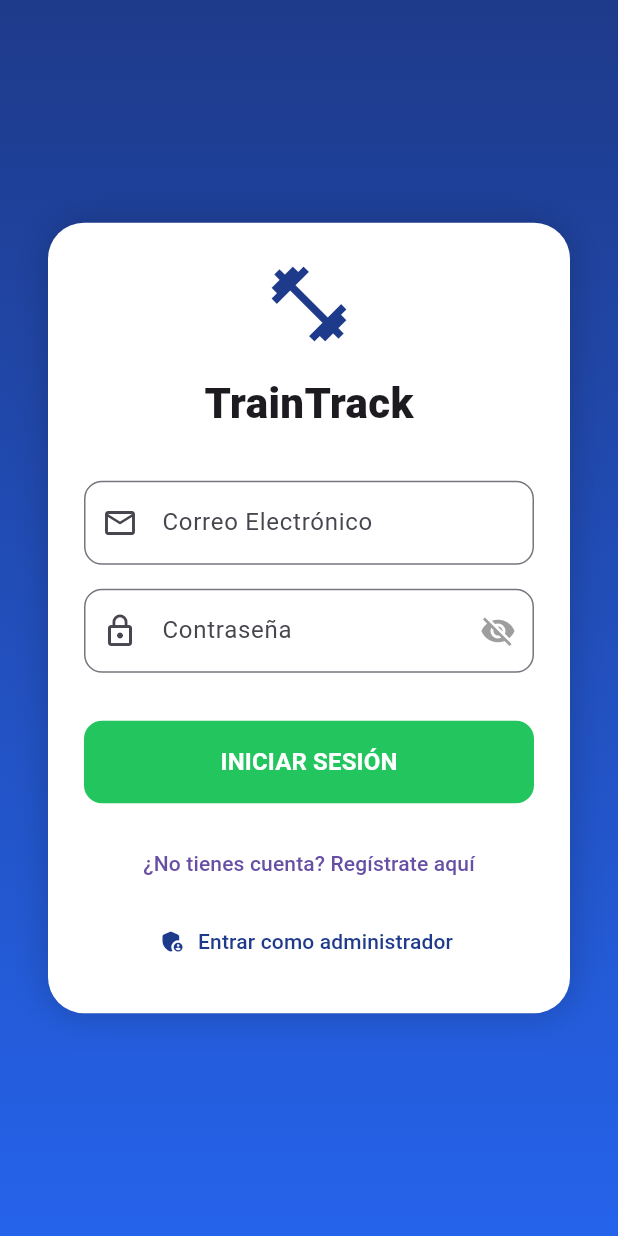
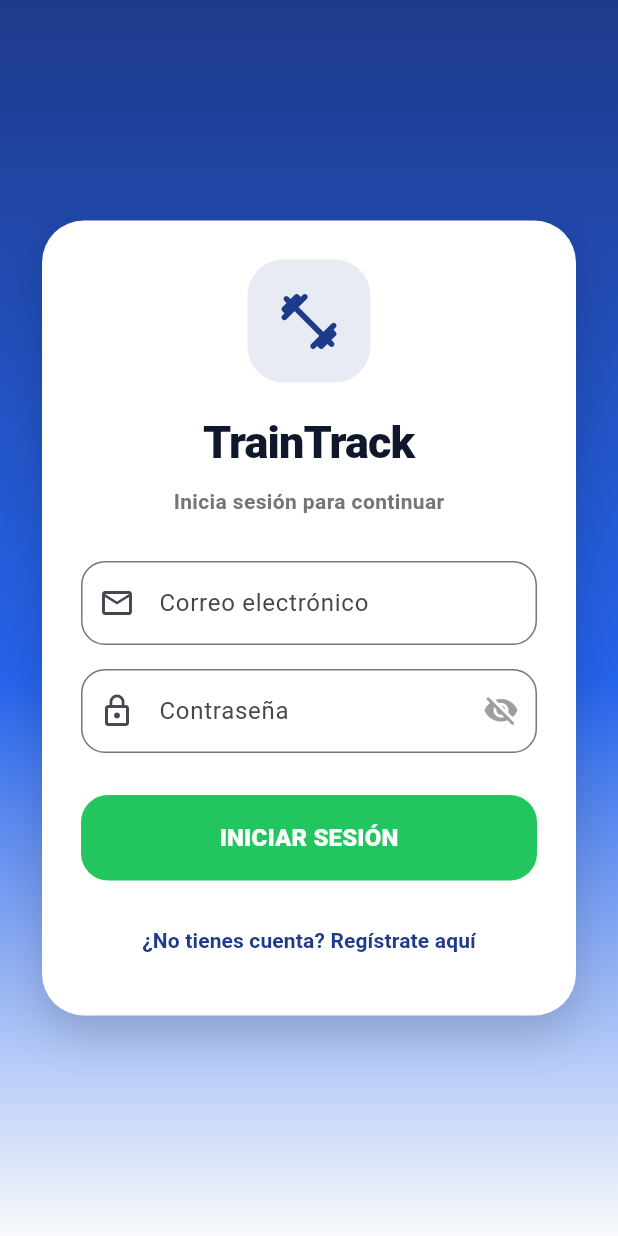
Before and after one commit to xiinoklo/train-track-mvp, a Flutter app: the screen it shows after launch, on a phone screen of 412 x 824 dp. Run offline on Flutter 3.47's test engine with Material 3 defaults, Android fonts, the phone set to English and light mode, and no system bars; our stand-ins replace shared_preferences, youtube_player_flutter.

Commit message:
Integra admin en login normal

```diff
--- a/app/lib/screens/login_screen.dart
+++ b/app/lib/screens/login_screen.dart
@@ -2,7 +2,6 @@ import 'package:flutter/material.dart';
 import '../services/api_service.dart';
 import 'dashboard_screen.dart';
 import 'register_screen.dart';
-import 'admin_login_screen.dart';
 
 class LoginScreen extends StatefulWidget {
   const LoginScreen({super.key});
@@ -18,6 +17,11 @@ class _LoginScreenState extends State<LoginScreen> {
   bool _isLoading = false;
   bool _isPasswordHidden = true;
 
+  static const Color primaryColor = Color(0xFF1E3A8A);
+  static const Color secondaryColor = Color(0xFF22C55E);
+  static const Color backgroundColor = Color(0xFFF8FAFC);
+  static const Color darkText = Color(0xFF0F172A);
+
   @override
   void dispose() {
     _emailController.dispose();
@@ -26,19 +30,24 @@ class _LoginScreenState extends State<LoginScreen> {
   }
 
   void _doLogin() async {
+    FocusScope.of(context).unfocus();
+
     final email = _emailController.text.trim();
     final pass = _passwordController.text.trim();
 
     if (email.isEmpty || pass.isEmpty) {
       ScaffoldMessenger.of(context).showSnackBar(
-        const SnackBar(content: Text('Ingresa email y contraseña')),
+        const SnackBar(
+          content: Text('Ingresa email y contraseña'),
+          backgroundColor: Colors.red,
+        ),
       );
       return;
     }
 
     setState(() => _isLoading = true);
 
-    bool success = await ApiService.login(email, pass);
+    final success = await ApiService.login(email, pass);
 
     if (!mounted) return;
 
@@ -47,7 +56,9 @@ class _LoginScreenState extends State<LoginScreen> {
     if (success) {
       Navigator.pushReplacement(
         context,
-        MaterialPageRoute(builder: (context) => const DashboardScreen()),
+        MaterialPageRoute(
+          builder: (context) => const DashboardScreen(),
+        ),
       );
     } else {
       ScaffoldMessenger.of(context).showSnackBar(
@@ -60,6 +71,8 @@ class _LoginScreenState extends State<LoginScreen> {
   }
 
   void _goToRegister() {
+    if (_isLoading) return;
+
     Navigator.push(
       context,
       MaterialPageRoute(
@@ -68,75 +81,92 @@ class _LoginScreenState extends State<LoginScreen> {
     );
   }
 
-  void _goToAdminLogin() {
-    Navigator.push(
-      context,
-      MaterialPageRoute(
-        builder: (context) => const AdminLoginScreen(),
-      ),
-    );
-  }
-
   @override
   Widget build(BuildContext context) {
     return Scaffold(
+      backgroundColor: backgroundColor,
       body: Container(
         decoration: const BoxDecoration(
           gradient: LinearGradient(
             colors: [
               Color(0xFF1E3A8A),
               Color(0xFF2563EB),
+              Color(0xFFF8FAFC),
             ],
             begin: Alignment.topCenter,
             end: Alignment.bottomCenter,
+            stops: [0.0, 0.55, 1.0],
           ),
         ),
         child: SafeArea(
           child: Center(
             child: SingleChildScrollView(
-              padding: const EdgeInsets.all(32.0),
+              padding: const EdgeInsets.all(28),
               child: Container(
-                padding: const EdgeInsets.all(24),
+                padding: const EdgeInsets.all(26),
                 decoration: BoxDecoration(
                   color: Colors.white,
-                  borderRadius: BorderRadius.circular(24),
+                  borderRadius: BorderRadius.circular(28),
                   boxShadow: [
                     BoxShadow(
-                      color: Colors.black.withOpacity(0.2),
-                      blurRadius: 20,
+                      color: Colors.black.withOpacity(0.16),
+                      blurRadius: 24,
+                      offset: const Offset(0, 12),
                     ),
                   ],
                 ),
                 child: Column(
                   mainAxisSize: MainAxisSize.min,
                   children: [
-                    const Icon(
-                      Icons.fitness_center,
-                      size: 60,
-                      color: Color(0xFF1E3A8A),
+                    Container(
+                      width: 82,
+                      height: 82,
+                      decoration: BoxDecoration(
+                        color: primaryColor.withOpacity(0.1),
+                        borderRadius: BorderRadius.circular(24),
+                      ),
+                      child: const Icon(
+                        Icons.fitness_center_rounded,
+                        size: 46,
+                        color: primaryColor,
+                      ),
                     ),
 
-                    const SizedBox(height: 16),
+                    const SizedBox(height: 18),
 
                     const Text(
                       'TrainTrack',
                       style: TextStyle(
-                        fontSize: 28,
+                        fontSize: 30,
                         fontWeight: FontWeight.w900,
+                        color: darkText,
+                        letterSpacing: -0.6,
                       ),
                     ),
 
-                    const SizedBox(height: 32),
+                    const SizedBox(height: 8),
+
+                    Text(
+                      'Inicia sesión para continuar',
+                      style: TextStyle(
+                        fontSize: 14,
+                        color: Colors.grey[600],
+                        fontWeight: FontWeight.w600,
+                      ),
+                    ),
+
+                    const SizedBox(height: 30),
 
                     TextField(
                       controller: _emailController,
+                      enabled: !_isLoading,
                       keyboardType: TextInputType.emailAddress,
                       textInputAction: TextInputAction.next,
                       decoration: InputDecoration(
-                        labelText: 'Correo Electrónico',
+                        labelText: 'Correo electrónico',
                         prefixIcon: const Icon(Icons.email_outlined),
                         border: OutlineInputBorder(
-                          borderRadius: BorderRadius.circular(12),
+                          borderRadius: BorderRadius.circular(16),
                         ),
                       ),
                     ),
@@ -145,6 +175,7 @@ class _LoginScreenState extends State<LoginScreen> {
 
                     TextField(
                       controller: _passwordController,
+                      enabled: !_isLoading,
                       obscureText: _isPasswordHidden,
                       textInputAction: TextInputAction.done,
                       onSubmitted: (_) => _doLogin(),
@@ -154,51 +185,55 @@ class _LoginScreenState extends State<LoginScreen> {
                         suffixIcon: IconButton(
                           icon: Icon(
                             _isPasswordHidden
-                                ? Icons.visibility_off
-                                : Icons.visibility,
+                                ? Icons.visibility_off_rounded
+                                : Icons.visibility_rounded,
                             color: Colors.grey,
                           ),
-                          onPressed: () {
-                            setState(() {
-                              _isPasswordHidden = !_isPasswordHidden;
-                            });
-                          },
+                          onPressed: _isLoading
+                              ? null
+                              : () {
+                                  setState(() {
+                                    _isPasswordHidden = !_isPasswordHidden;
+                                  });
+                                },
                         ),
                         border: OutlineInputBorder(
-                          borderRadius: BorderRadius.circular(12),
+                          borderRadius: BorderRadius.circular(16),
                         ),
                       ),
                     ),
 
-                    const SizedBox(height: 32),
+                    const SizedBox(height: 28),
 
                     SizedBox(
                       width: double.infinity,
                       child: ElevatedButton(
                         onPressed: _isLoading ? null : _doLogin,
                         style: ElevatedButton.styleFrom(
-                          backgroundColor: const Color(0xFF22C55E),
-                          padding: const EdgeInsets.symmetric(vertical: 16),
+                          backgroundColor: secondaryColor,
+                          foregroundColor: Colors.white,
+                          disabledBackgroundColor:
+                              secondaryColor.withOpacity(0.55),
+                          padding: const EdgeInsets.symmetric(vertical: 17),
                           shape: RoundedRectangleBorder(
-                            borderRadius: BorderRadius.circular(12),
+                            borderRadius: BorderRadius.circular(18),
                           ),
                           elevation: 0,
                         ),
                         child: _isLoading
                             ? const SizedBox(
-                                width: 20,
-                                height: 20,
+                                width: 22,
+                                height: 22,
                                 child: CircularProgressIndicator(
                                   color: Colors.white,
-                                  strokeWidth: 2,
+                                  strokeWidth: 2.5,
                                 ),
                               )
                             : const Text(
                                 'INICIAR SESIÓN',
                                 style: TextStyle(
-                                  color: Colors.white,
                                   fontSize: 16,
-                                  fontWeight: FontWeight.bold,
+                                  fontWeight: FontWeight.w900,
                                 ),
                               ),
                       ),
@@ -207,18 +242,13 @@ class _LoginScreenState extends State<LoginScreen> {
                     const SizedBox(height: 16),
 
                     TextButton(
-                      onPressed: _goToRegister,
-                      child: const Text('¿No tienes cuenta? Regístrate aquí'),
-                    ),
-
-                    const SizedBox(height: 4),
-
-                    TextButton.icon(
-                      onPressed: _goToAdminLogin,
-                      icon: const Icon(Icons.admin_panel_settings_rounded),
-                      label: const Text('Entrar como administrador'),
-                      style: TextButton.styleFrom(
-                        foregroundColor: const Color(0xFF1E3A8A),
+                      onPressed: _isLoading ? null : _goToRegister,
+                      child: const Text(
+                        '¿No tienes cuenta? Regístrate aquí',
+                        style: TextStyle(
+                          fontWeight: FontWeight.w700,
+                          color: primaryColor,
+                        ),
                       ),
                     ),
                   ],
```
Also changed, not shown: app/lib/screens/admin_login_screen.dart (deleted, +0 -300 lines), app/lib/screens/dashboard_screen.dart (+48 -16 lines), app/lib/services/api_service.dart (+25 -46 lines), 1 other file.
